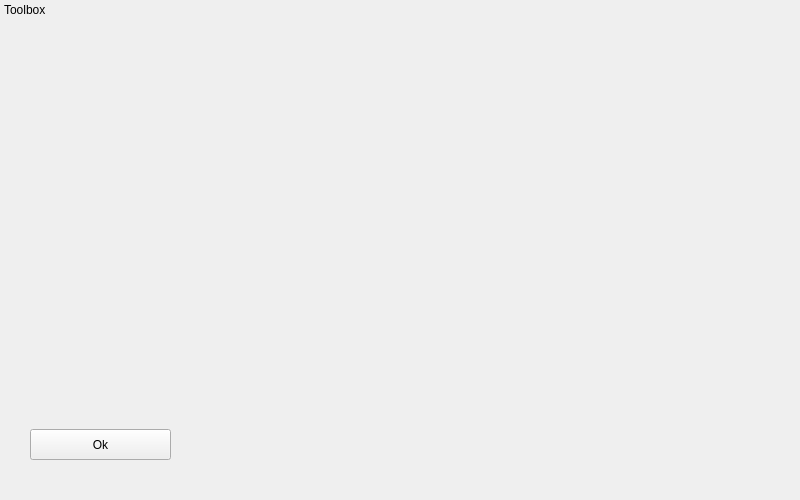
Above: roomeditor.ui from LoxoSoftware/FreeGM before the change. Below: the same form after it.
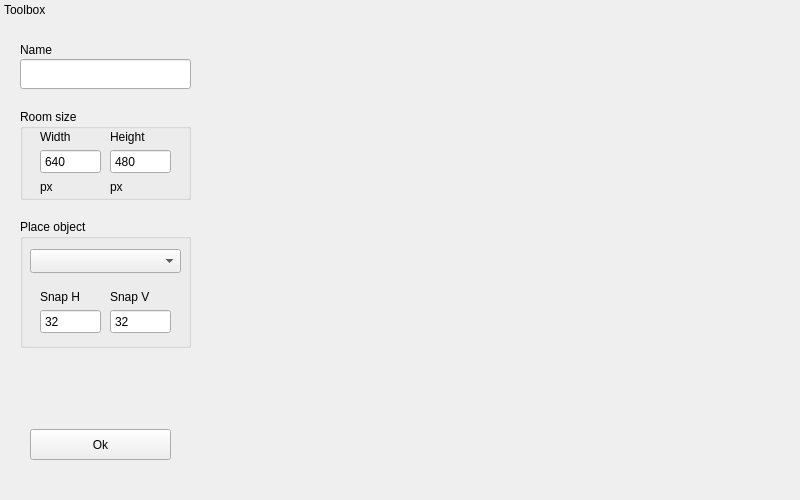
That is the form after the change. Icons and pictures are not drawn.

Commit message: Updated object editor UI and implemented some functionality

```diff
--- a/roomeditor.ui
+++ b/roomeditor.ui
@@ -34,7 +34,7 @@
    <property name="minimumSize">
     <size>
      <width>200</width>
-     <height>63</height>
+     <height>225</height>
     </size>
    </property>
    <property name="maximumSize">
@@ -73,6 +73,237 @@
        <normaloff>:/icons/ok</normaloff>:/icons/ok</iconset>
      </property>
     </widget>
+    <widget class="QLabel" name="label">
+     <property name="geometry">
+      <rect>
+       <x>20</x>
+       <y>20</y>
+       <width>71</width>
+       <height>22</height>
+      </rect>
+     </property>
+     <property name="text">
+      <string>Name</string>
+     </property>
+    </widget>
+    <widget class="QLineEdit" name="txtSprName">
+     <property name="geometry">
+      <rect>
+       <x>20</x>
+       <y>40</y>
+       <width>171</width>
+       <height>30</height>
+      </rect>
+     </property>
+    </widget>
+    <widget class="QGroupBox" name="groupBox">
+     <property name="geometry">
+      <rect>
+       <x>20</x>
+       <y>90</y>
+       <width>171</width>
+       <height>91</height>
+      </rect>
+     </property>
+     <property name="title">
+      <string>Room size</string>
+     </property>
+     <widget class="QLabel" name="label_4">
+      <property name="geometry">
+       <rect>
+        <x>90</x>
+        <y>70</y>
+        <width>31</width>
+        <height>16</height>
+       </rect>
+      </property>
+      <property name="text">
+       <string>px</string>
+      </property>
+     </widget>
+     <widget class="QSpinBox" name="spbRoomHeight">
+      <property name="geometry">
+       <rect>
+        <x>90</x>
+        <y>40</y>
+        <width>61</width>
+        <height>25</height>
+       </rect>
+      </property>
+      <property name="buttonSymbols">
+       <enum>QAbstractSpinBox::NoButtons</enum>
+      </property>
+      <property name="minimum">
+       <number>100</number>
+      </property>
+      <property name="maximum">
+       <number>9999</number>
+      </property>
+      <property name="singleStep">
+       <number>20</number>
+      </property>
+      <property name="value">
+       <number>480</number>
+      </property>
+     </widget>
+     <widget class="QLabel" name="label_5">
+      <property name="geometry">
+       <rect>
+        <x>90</x>
+        <y>20</y>
+        <width>49</width>
+        <height>16</height>
+       </rect>
+      </property>
+      <property name="text">
+       <string>Height</string>
+      </property>
+     </widget>
+     <widget class="QLabel" name="label_3">
+      <property name="geometry">
+       <rect>
+        <x>20</x>
+        <y>70</y>
+        <width>31</width>
+        <height>16</height>
+       </rect>
+      </property>
+      <property name="text">
+       <string>px</string>
+      </property>
+     </widget>
+     <widget class="QSpinBox" name="spbRoomWidth">
+      <property name="geometry">
+       <rect>
+        <x>20</x>
+        <y>40</y>
+        <width>61</width>
+        <height>25</height>
+       </rect>
+      </property>
+      <property name="buttonSymbols">
+       <enum>QAbstractSpinBox::NoButtons</enum>
+      </property>
+      <property name="minimum">
+       <number>100</number>
+      </property>
+      <property name="maximum">
+       <number>9999</number>
+      </property>
+      <property name="singleStep">
+       <number>20</number>
+      </property>
+      <property name="value">
+       <number>640</number>
+      </property>
+     </widget>
+     <widget class="QLabel" name="label_2">
+      <property name="geometry">
+       <rect>
+        <x>20</x>
+        <y>20</y>
+        <width>49</width>
+        <height>16</height>
+       </rect>
+      </property>
+      <property name="text">
+       <string>Width</string>
+      </property>
+     </widget>
+    </widget>
+    <widget class="QGroupBox" name="groupBox_2">
+     <property name="geometry">
+      <rect>
+       <x>20</x>
+       <y>200</y>
+       <width>171</width>
+       <height>129</height>
+      </rect>
+     </property>
+     <property name="title">
+      <string>Place object</string>
+     </property>
+     <widget class="QComboBox" name="cmbObjectSel">
+      <property name="geometry">
+       <rect>
+        <x>10</x>
+        <y>30</y>
+        <width>151</width>
+        <height>24</height>
+       </rect>
+      </property>
+     </widget>
+     <widget class="QLabel" name="label_6">
+      <property name="geometry">
+       <rect>
+        <x>20</x>
+        <y>70</y>
+        <width>49</width>
+        <height>16</height>
+       </rect>
+      </property>
+      <property name="text">
+       <string>Snap H</string>
+      </property>
+     </widget>
+     <widget class="QSpinBox" name="spbSnapWidth">
+      <property name="geometry">
+       <rect>
+        <x>20</x>
+        <y>90</y>
+        <width>61</width>
+        <height>25</height>
+       </rect>
+      </property>
+      <property name="buttonSymbols">
+       <enum>QAbstractSpinBox::NoButtons</enum>
+      </property>
+      <property name="minimum">
+       <number>1</number>
+      </property>
+      <property name="maximum">
+       <number>256</number>
+      </property>
+      <property name="value">
+       <number>32</number>
+      </property>
+     </widget>
+     <widget class="QLabel" name="label_7">
+      <property name="geometry">
+       <rect>
+        <x>90</x>
+        <y>70</y>
+        <width>49</width>
+        <height>16</height>
+       </rect>
+      </property>
+      <property name="text">
+       <string>Snap V</string>
+      </property>
+     </widget>
+     <widget class="QSpinBox" name="spbSnapHeight">
+      <property name="geometry">
+       <rect>
+        <x>90</x>
+        <y>90</y>
+        <width>61</width>
+        <height>25</height>
+       </rect>
+      </property>
+      <property name="buttonSymbols">
+       <enum>QAbstractSpinBox::NoButtons</enum>
+      </property>
+      <property name="minimum">
+       <number>1</number>
+      </property>
+      <property name="maximum">
+       <number>256</number>
+      </property>
+      <property name="value">
+       <number>32</number>
+      </property>
+     </widget>
+    </widget>
    </widget>
   </widget>
  </widget>
```
Left out of the diff: 4 changed lines with no effect on the pictures. The commit also changes 2 other files.
